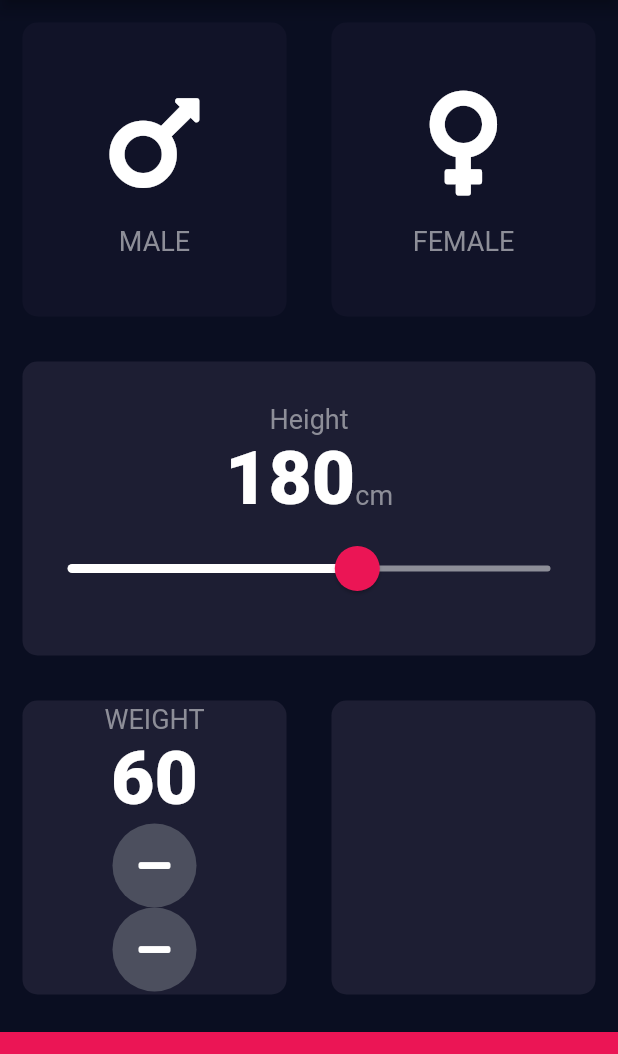
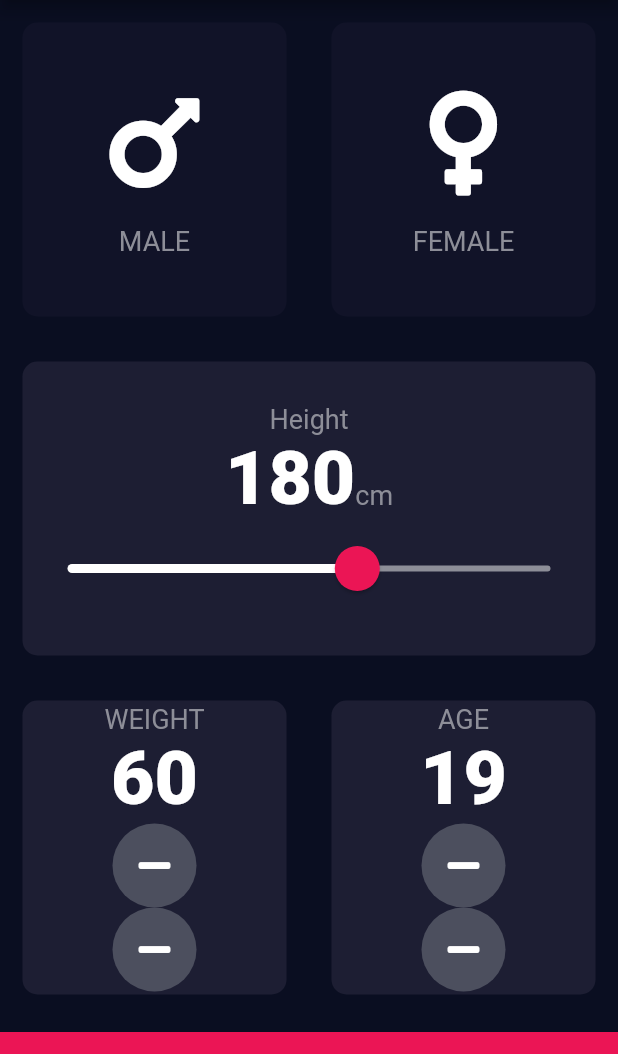
Before and after one commit to Buenaventura-Celine/BMI-Calculator, a Flutter app: the screen it shows after launch, on a phone screen of 412 x 824 dp, the part 84-1138 px from its top. Run offline on Flutter 3.47's test engine with Material 2 defaults, Android fonts, the phone set to English and light mode, and no system bars; our stand-ins replace font_awesome_flutter.

Commit message:
Age challenge - my own solution

```diff
--- a/lib/input_page.dart
+++ b/lib/input_page.dart
@@ -15,6 +15,7 @@ class _InputPageState extends State<InputPage> {
   Gender selectedGender;
   int height = 180;
   int weight = 60;
+  int age = 19;
 
   @override
   Widget build(BuildContext context) {
@@ -154,6 +155,35 @@ class _InputPageState extends State<InputPage> {
                   Expanded(
                     child: ReusableCard(
                       colour: kActiveCardColour,
+                      cardChild: Column(
+                        mainAxisAlignment: MainAxisAlignment.center,
+                        children: <Widget>[
+                          Text(
+                            'AGE',
+                            style: kLabelTextStyle,
+                          ),
+                          Text(
+                            age.toString(),
+                            style: kNumberTextStyle,
+                          ),
+                          RoundIconButton(
+                            icon: FontAwesomeIcons.minus,
+                            onPressed: () {
+                              setState(() {
+                                age--;
+                              });
+                            },
+                          ),
+                          RoundIconButton(
+                            icon: FontAwesomeIcons.minus,
+                            onPressed: () {
+                              setState(() {
+                                age++;
+                              });
+                            },
+                          ),
+                        ],
+                      ),
                     ),
                   )
                 ],
```
